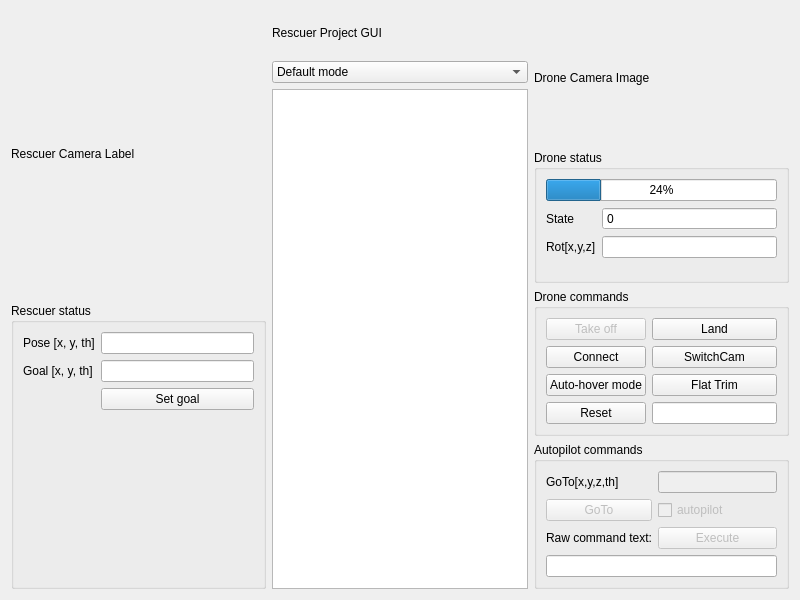
Before: the Qt Designer form src/rescuer_project/main_window.ui in axilos22/rescuer_project, drawn with Qt 5.
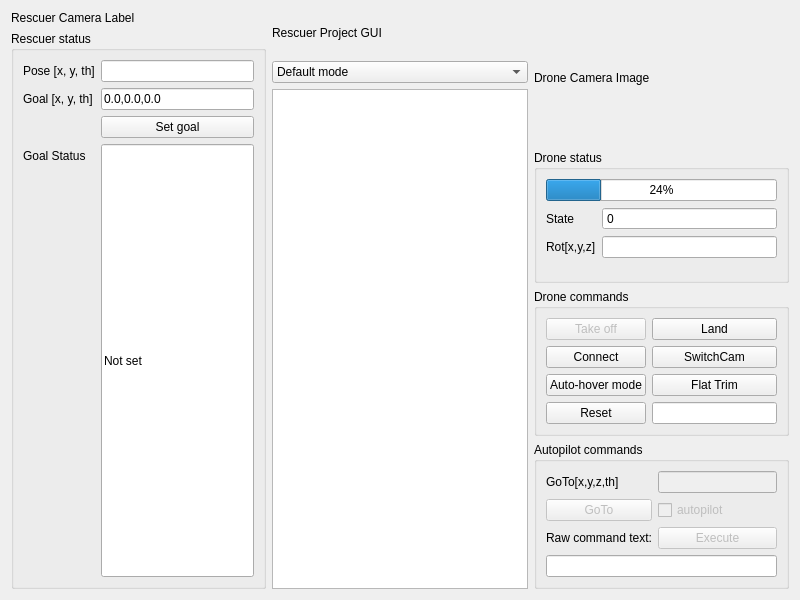
After: the same form once the commit is applied.

Commit message: Drone following functional in simulation Added goal status line edit

```diff
--- a/src/rescuer_project/main_window.ui
+++ b/src/rescuer_project/main_window.ui
@@ -66,7 +66,11 @@
              </widget>
             </item>
             <item row="1" column="1">
-             <widget class="QLineEdit" name="goalLineEdit"/>
+             <widget class="QLineEdit" name="goalLineEdit">
+              <property name="text">
+               <string>0.0,0.0,0.0</string>
+              </property>
+             </widget>
             </item>
             <item row="2" column="1">
              <widget class="QPushButton" name="goalButton">
@@ -75,6 +79,26 @@
               </property>
              </widget>
             </item>
+            <item row="3" column="1">
+             <widget class="QLineEdit" name="goalStatusLineEdit">
+              <property name="sizePolicy">
+               <sizepolicy hsizetype="Expanding" vsizetype="Expanding">
+                <horstretch>0</horstretch>
+                <verstretch>0</verstretch>
+               </sizepolicy>
+              </property>
+              <property name="text">
+               <string>Not set</string>
+              </property>
+             </widget>
+            </item>
+            <item row="3" column="0">
+             <widget class="QLabel" name="goalStatusLabel">
+              <property name="text">
+               <string>Goal Status</string>
+              </property>
+             </widget>
+            </item>
            </layout>
           </item>
          </layout>
```
The commit also changes 4 other files.
